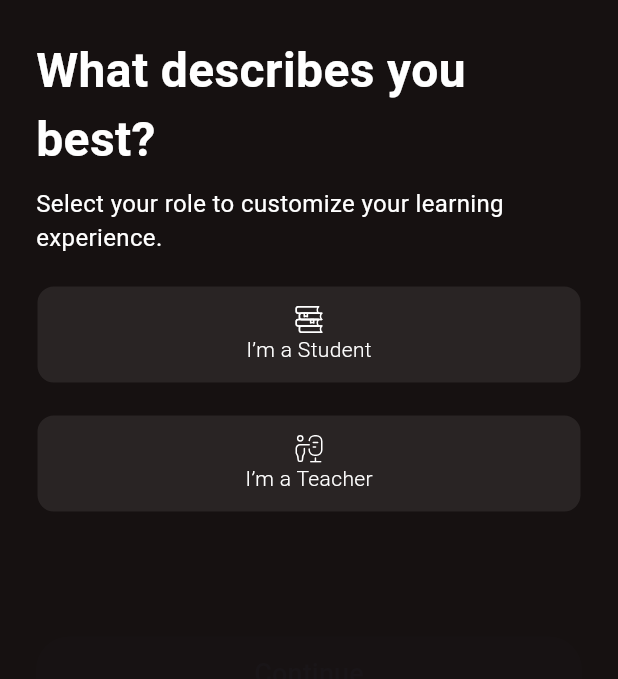
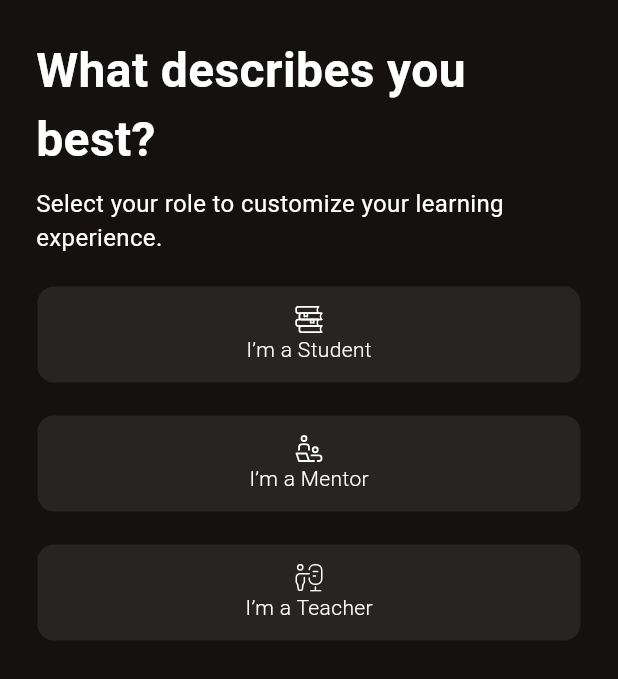
Before and after one commit to alanpaul5433-gif/toriino-todd, a Flutter app: the RoleSelectionScreen screen opened by its route, on a phone screen of 412 x 824 dp. Shown: the top 679 px of the screen. Run offline on Flutter 3.47's test engine with Material 3 defaults, Android fonts, the phone set to English and light mode, and no system bars; our stand-ins replace file_picker, firebase_core, firebase_crashlytics, firebase_messaging, flutter_advanced_drawer, flutter_screenutil and 9 more; missing offline and left inert: agora_rtc_engine, amazon_cognito_identity_dart_2, awesome_calendart, flutter_stripe; accounts and stored records are empty; Roboto replaces fonts that are missing (Rethink Sans); project files that could hold a hidden picture were left out.

Commit message:
fix(auth): restore the Mentor option on the role screen
Co-Authored-By: Claude Opus 5.5 <noreply@anthropic.com>

```diff
--- a/lib/view/auth/role_selector_view.dart
+++ b/lib/view/auth/role_selector_view.dart
@@ -5,6 +5,7 @@ import 'package:toriino_todd/getx_controllers/advanceddrawercontroller.dart';
 import 'package:toriino_todd/services/analytics_service.dart';
 import 'package:toriino_todd/services/auth_service.dart';
 import 'package:toriino_todd/resources/colors/app_colors.dart';
+import 'package:toriino_todd/view/users/mentor_view/mentor_bottom_nav_bar.dart';
 import 'package:toriino_todd/utils/responsive.dart';
 import 'package:toriino_todd/view/users/student_view/bottom_nav_bar_holder.dart';
 import 'package:toriino_todd/view/users/teacher/teacher_bottom_nav_bar.dart';
@@ -50,6 +51,11 @@ class _RoleSelectionScreenState extends State<RoleSelectionScreen> {
       Navigator.pushReplacement(
         context,
         MaterialPageRoute(builder: (_) => MainWrapper()),
+      );
+    } else if (selectedRole == "Mentor") {
+      Navigator.pushReplacement(
+        context,
+        MaterialPageRoute(builder: (_) => MentorBottomNavBar()),
       );
     } else {
       Navigator.pushReplacement(
@@ -103,8 +109,17 @@ class _RoleSelectionScreenState extends State<RoleSelectionScreen> {
                         });
                       },
                     ),
-                    // Mentor is not self-selectable: POST /auth/set-role accepts only
-                    // student or teacher; mentor accounts are set up by an admin.
+                    const SizedBox(height: 20),
+                    RoleSelectionCard(
+                      svgImage: "assets/icons/mentoring.svg",
+                      title: "I’m a Mentor",
+                      isSelected: selectedRole == "Mentor",
+                      onTap: () {
+                        setState(() {
+                          selectedRole = "Mentor";
+                        });
+                      },
+                    ),
                     const SizedBox(height: 20),
 
                     // Promoter option
```
Also changed, not shown: 1 other file.
